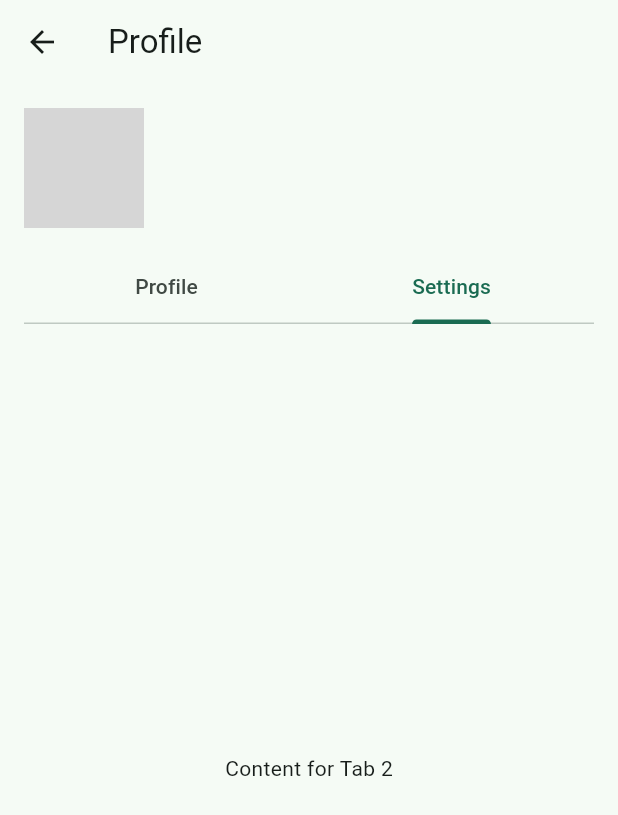
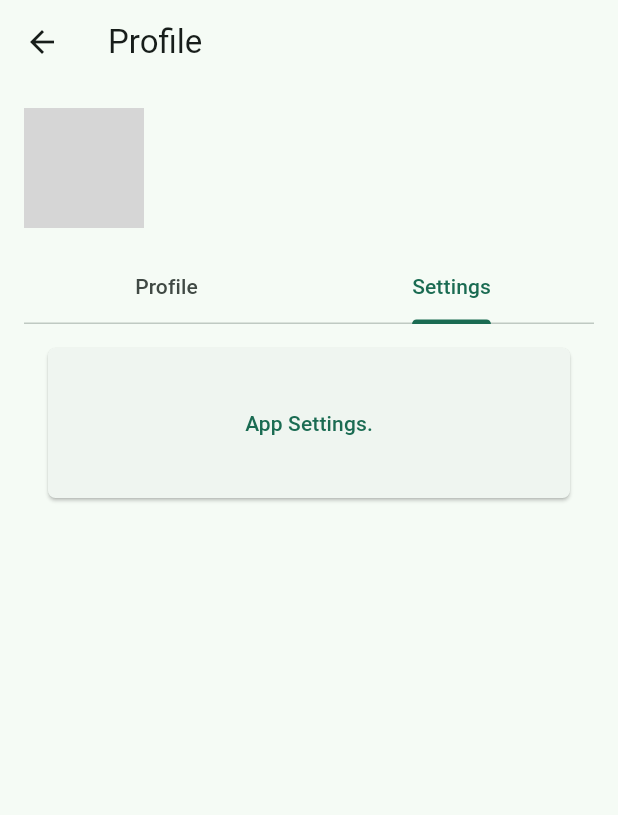
Before and after one commit to O662/w_o_app, a Flutter app: the ProfilePage screen opened directly, tab 2 chosen, on a phone screen of 412 x 824 dp. Shown: the top 815 px of the screen. Run offline on Flutter 3.47's test engine with Material 3 defaults, Android fonts, the phone set to English and light mode, and no system bars; our stand-ins replace flutter_colorpicker, image_picker, shared_preferences; accounts and stored records are empty; grey boxes are pictures that could not be loaded.

Commit message:
Updated settings for profile page

```diff
--- a/lib/profile_page.dart
+++ b/lib/profile_page.dart
@@ -100,12 +100,48 @@ class _ProfilePageState extends State<ProfilePage> {
                                 );
                               },
                               child: Text('Edit Profile.'),
+                              style: ElevatedButton.styleFrom(
+                                minimumSize: Size(double.infinity,
+                                    50), // Set the height to 50
+                                shape: RoundedRectangleBorder(
+                                  borderRadius:
+                                      BorderRadius.circular(5), // Rounded edges
+                                ),
+                              ),
                             ),
                           ),
                         ),
                       ),
                     ),
-                    Center(child: Text('Content for Tab 2')),
+                    Center(
+                      child: Align(
+                        alignment: Alignment.topCenter,
+                        child: Padding(
+                          padding: const EdgeInsets.all(16.0),
+                          child: SizedBox(
+                            width: double.infinity,
+                            child: ElevatedButton(
+                              onPressed: () {
+                                Navigator.push(
+                                  context,
+                                  MaterialPageRoute(
+                                      builder: (context) => InfoPage()),
+                                );
+                              },
+                              child: Text('App Settings.'),
+                              style: ElevatedButton.styleFrom(
+                                minimumSize: Size(double.infinity,
+                                    100), // Set the height to 50
+                                shape: RoundedRectangleBorder(
+                                  borderRadius:
+                                      BorderRadius.circular(5), // Rounded edges
+                                ),
+                              ),
+                            ),
+                          ),
+                        ),
+                      ),
+                    ),
                   ],
                 ),
               ),
```
